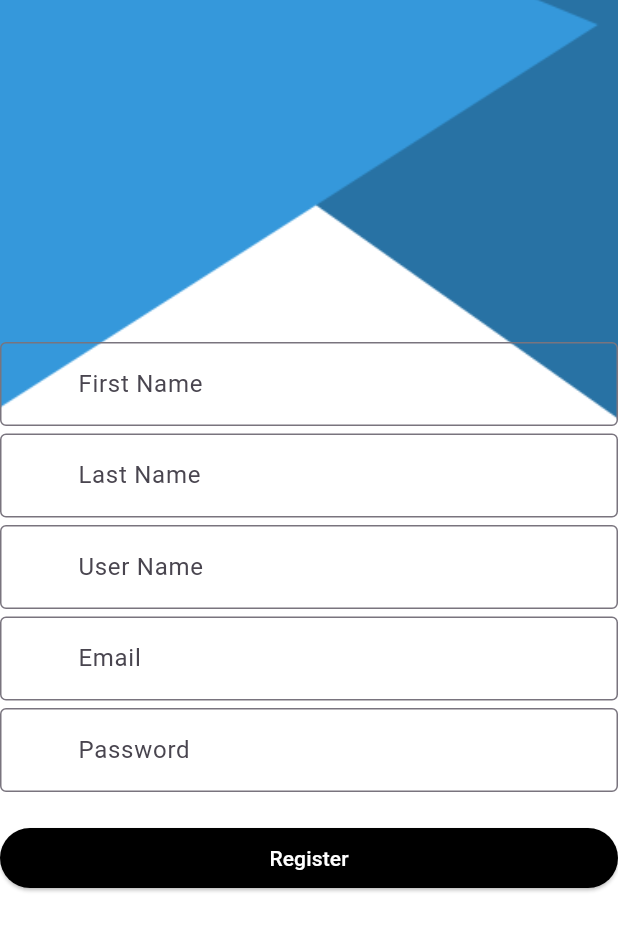
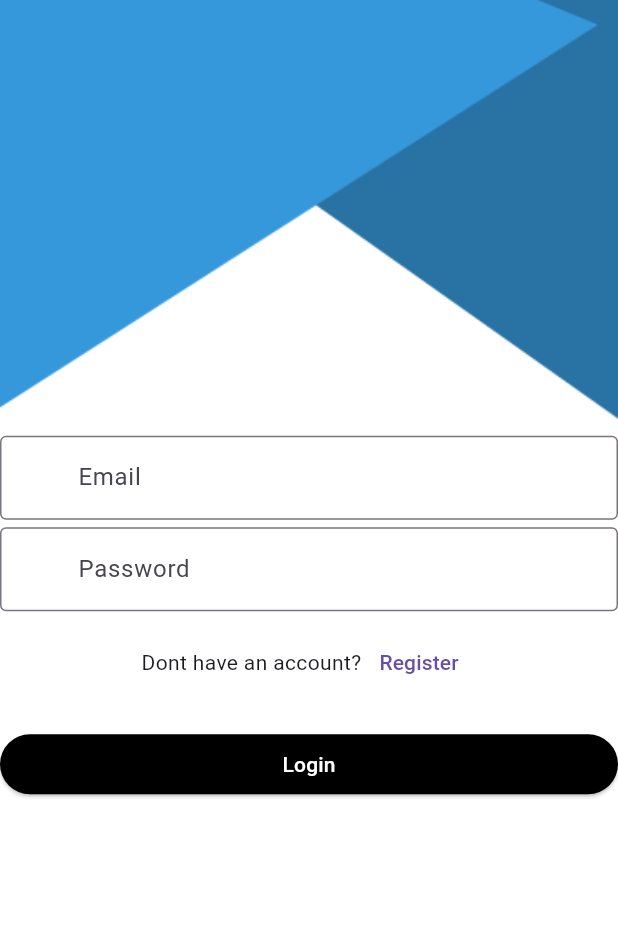
Before and after one commit to alkharashi20/Chat_App, a Flutter app: the screen it shows after launch, on a phone screen of 412 x 824 dp. Shown: the top 931 px of the screen. Run offline on Flutter 3.47's test engine with Material 3 defaults, Android fonts, the phone set to English and light mode, and no system bars; our stand-ins replace equatable, firebase_auth, firebase_core, flutter_bloc; accounts and stored records are empty.

Commit message:
feat(login): complete login UI and logic
- Built login screen UI with validation
- Integrated FirebaseAuth for email/password login
- Added Bloc state handling (loading, success, failure)
- Handled UI feedback via dialog messages after login
- Ensured consistent ViewModel usage through BlocProvider

```diff
--- a/lib/Presentation/Pages/register/register_states.dart
+++ b/lib/Presentation/Pages/auth/auth_states.dart
@@ -2,9 +2,9 @@ import 'package:equatable/equatable.dart';
 import 'package:firebase_auth/firebase_auth.dart';
 
 enum states {success , failure , loading, initial}
-class RegisterStates extends Equatable{
+class AuthStates extends Equatable{
   states state;
-  RegisterStates({required this.state});
+  AuthStates({required this.state});
 
   @override
   // TODO: implement props
--- /dev/null
+++ b/lib/Presentation/Pages/auth/login.dart
@@ -0,0 +1,115 @@
+import 'package:chat_app/routes/routes.dart';
+import 'package:flutter/material.dart';
+import 'package:flutter_bloc/flutter_bloc.dart';
+
+import '../../../utils/validator_manager.dart';
+import '../../../utils/widgets/CusttomTextFormField.dart';
+import 'auth_states.dart';
+import 'auth_view_model.dart';
+
+class Login extends StatelessWidget {
+  const Login({super.key});
+
+  @override
+  Widget build(BuildContext context) {
+    return BlocProvider(
+      create: (context) => AuthViewModel(),
+      child: BlocListener<AuthViewModel, AuthStates>(
+        listener: (context, state) {
+          if (state.state == states.success) {
+            showdialog(context, message: 'Success');
+            Navigator.pushNamed(context,Routes.HomeScreen);
+
+          } else if (state.state == states.failure) {
+            showdialog(context, message: 'Failed, try again.');
+          }
+        },
+        child: BlocBuilder<AuthViewModel, AuthStates>(
+          builder: (context, state) {
+            final reg = context.read<AuthViewModel>();
+
+            return Scaffold(
+              body: Stack(
+                children: [
+                  Container(color: Colors.white),
+                  Image.asset(
+                    'assets/background.png',
+                    fit: BoxFit.cover,
+                    width: double.infinity,
+                  ),
+                  if (state.state == states.loading)
+                    const Center(child: CircularProgressIndicator()),
+                  if (state.state != states.loading)
+                    Form(
+                      key: reg.formKey,
+                      child: Column(
+                        crossAxisAlignment: CrossAxisAlignment.stretch,
+                        mainAxisAlignment: MainAxisAlignment.center,
+                        children: [
+                          CusttomTextFormField(
+                            label: 'Email',
+                            hint: 'Enter your Email',
+                            onChanged: (value) => reg.email = value,
+                            validator: ValidatorManager.validateEmail,
+                          ),
+                          const SizedBox(height: 5),
+                          CusttomTextFormField(
+                            label: 'Password',
+                            hint: 'Enter your Password',
+                            onChanged: (value) => reg.password = value,
+                            validator: ValidatorManager.validatePassword,
+                          ),
+                          SizedBox(height: 10,),
+                          Row(mainAxisAlignment: MainAxisAlignment.center,
+                            children: [
+                              Text('Dont have an account?'),
+                              TextButton(
+                                onPressed: () {
+                                  Navigator.pushNamed(context,Routes.register);
+                                },
+                                child: Text('Register'),
+                              )
+                            ],
+                          ),
+                          const SizedBox(height: 20),
+                          ElevatedButton(
+                            style: ElevatedButton.styleFrom(
+                              backgroundColor: Colors.black,
+                            ),
+                            onPressed: () {
+                              reg.login();
+                            },
+                            child: const Text(
+                              'Login',
+                              style: TextStyle(color: Colors.white),
+                            ),
+                          )
+                        ],
+                      ),
+                    ),
+                ],
+              ),
+            );
+          },
+        ),
+      ),
+    );
+  }
+  void showdialog(BuildContext context, {required String message}) async {
+    await showDialog(
+      context: context,
+      builder: (BuildContext context) {
+        return AlertDialog(
+          content: Text(message),
+          actions: [
+            TextButton(
+              onPressed: () => Navigator.pop(context),
+              child: const Text('Ok'),
+            ),
+          ],
+        );
+      },
+    );
+  }
+
+}
--- a/lib/Presentation/Pages/register/register.dart
+++ b/lib/Presentation/Pages/auth/register.dart
@@ -1,11 +1,14 @@
-import 'package:chat_app/Presentation/Pages/register/register_states.dart';
-import 'package:chat_app/Presentation/Pages/register/register_view_model.dart';
+
+
 import 'package:flutter/cupertino.dart';
 import 'package:flutter/material.dart';
 import 'package:flutter_bloc/flutter_bloc.dart';
 
+import '../../../routes/routes.dart';
 import '../../../utils/validator_manager.dart';
 import '../../../utils/widgets/CusttomTextFormField.dart';
+import 'auth_states.dart';
+import 'auth_view_model.dart';
 
 class RegisterScreen extends StatelessWidget {
   RegisterScreen({super.key});
@@ -13,16 +16,18 @@ class RegisterScreen extends StatelessWidget {
   @override
   Widget build(BuildContext context) {
     return BlocProvider(
-      create: (context) => RegisterViewModel(),
-      child: BlocBuilder<RegisterViewModel, RegisterStates>(
+      create: (context) => AuthViewModel(),
+      child: BlocBuilder<AuthViewModel, AuthStates>(
         builder: (context, state) {
-          final reg = context.read<RegisterViewModel>();
+          final reg = context.read<AuthViewModel>();
 
           if (state.state == states.loading) {
             return const Center(child: CircularProgressIndicator());
           } else if (state.state == states.success) {
             WidgetsBinding.instance.addPostFrameCallback((_) {
               showdialog(context, message: 'Success');
+              Navigator.pushNamed(context,Routes.login);
+
             });
           } else if (state.state == states.failure) {
             WidgetsBinding.instance.addPostFrameCallback((_) {
--- a/lib/Presentation/Pages/register/register_view_model.dart
+++ /dev/null
@@ -1,40 +0,0 @@
-import 'package:chat_app/Presentation/Pages/register/register_states.dart';
-import 'package:firebase_auth/firebase_auth.dart';
-import 'package:flutter/cupertino.dart';
-import 'package:flutter_bloc/flutter_bloc.dart';
-
-class RegisterViewModel extends Cubit<RegisterStates> {
-  String userName='';
-  String password='';
-  String email='';
-  String fristName='';
-  String lastName='';
-  GlobalKey <FormState> formKey=GlobalKey<FormState>();
-  RegisterViewModel() :super(RegisterStates(state: states.initial));
-void reg()async{
-  emit(RegisterStates(state: states.loading));
-  if(formKey.currentState!.validate()){
-    try{
-      final credit=await    FirebaseAuth.instance.createUserWithEmailAndPassword(email: email, password: password);
-emit(RegisterStates(state: states.success));
-    }on FirebaseAuthException catch(e){
-      if(e.code=='email-already-in-use'){
-        print('email already in use');
-        emit(RegisterStates(state: states.failure));
-      }
-      else if (e.code=='weak-password'){
-        emit(RegisterStates(state: states.failure));
-
-        print('weak-password');
-
-      }else{
-        emit(RegisterStates(state: states.failure));
-
-      }
-    }
-  };
-
-
-}
-
-}
--- a/lib/main.dart
+++ b/lib/main.dart
@@ -1,4 +1,3 @@
-import 'package:chat_app/Presentation/Pages/register/register.dart';
 import 'package:chat_app/routes/route_generator.dart';
 import 'package:chat_app/routes/routes.dart';
 import 'package:firebase_core/firebase_core.dart';
@@ -21,7 +20,7 @@ class MyApp extends StatelessWidget {
   Widget build(BuildContext context) {
     return MaterialApp(
       onGenerateRoute: RouteGenerator.getRoute,
-  initialRoute:Routes.register ,
+  initialRoute:Routes.login ,
     );
 
   }}
--- a/lib/routes/route_generator.dart
+++ b/lib/routes/route_generator.dart
@@ -1,7 +1,9 @@
+import 'package:chat_app/Presentation/Pages/auth/login.dart';
 import 'package:chat_app/routes/routes.dart';
 import 'package:flutter/material.dart';
 
-import '../Presentation/Pages/register/register.dart';
+import '../Presentation/Pages/auth/register.dart';
+
 
 
 
@@ -9,7 +11,7 @@ class RouteGenerator {
   static Route<dynamic>? getRoute(RouteSettings settings) {
     switch (settings.name) {
       case Routes.login:{
-
+return MaterialPageRoute(builder: (_) => const Login());
       }
       case Routes.register:
         return MaterialPageRoute(builder: (_) =>  RegisterScreen());
--- a/lib/routes/routes.dart
+++ b/lib/routes/routes.dart
@@ -1,4 +1,6 @@
 class Routes {
   static const String register = '/register';
   static const String login = '/login';
+  static const String HomeScreen = '/HomeScreen';
+
 }
```
Also changed, not shown: lib/Presentation/Pages/auth/auth_view_model.dart (added, +62 -0 lines).
